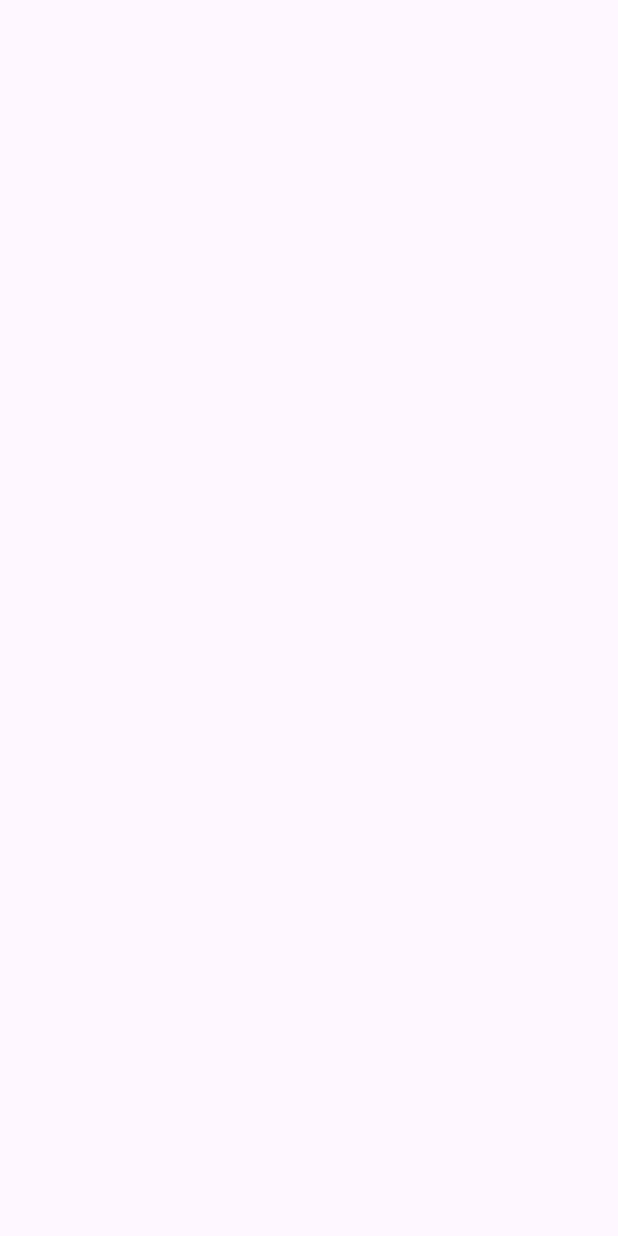
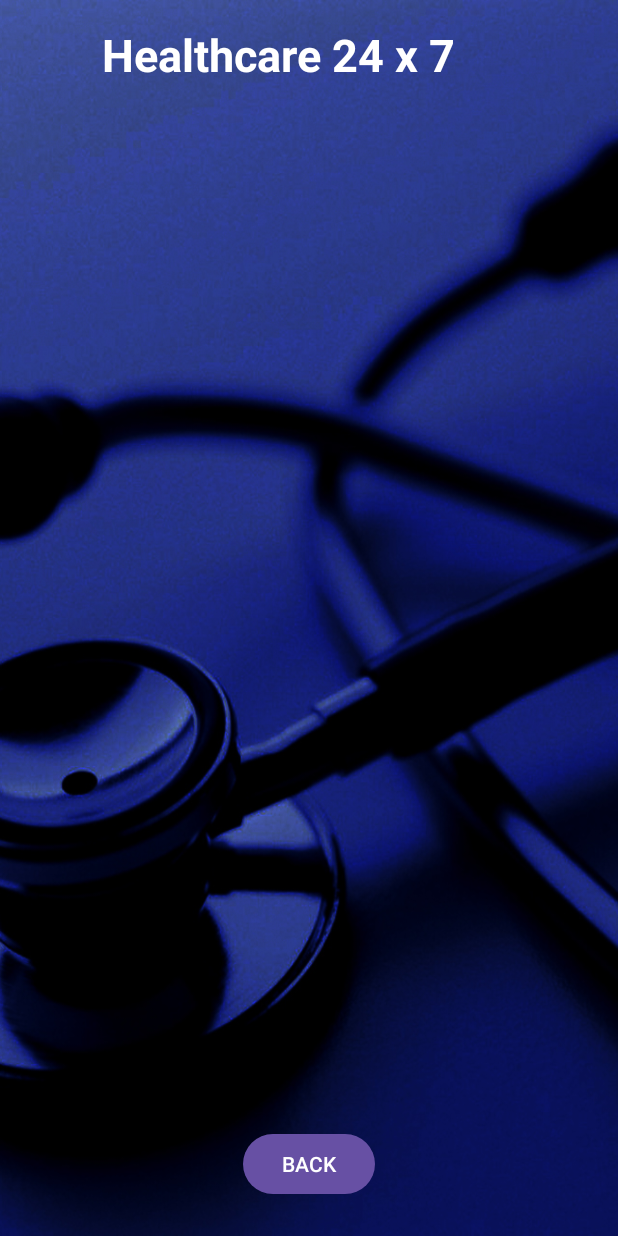
Before and after one commit to bhashana99/Healthcare-app-mobile, an Android app: the DoctorDetailsActivity screen opened directly, with no data from a screen before it, on a phone screen of 412 x 824 dp. Before the commit the screen is empty. Run offline under Robolectric (Android 15) with nearby library versions, the phone set to English and light mode, and no system bars.

Commit message:
doctor details activity function(template )

```diff
--- a/app/src/main/java/com/example/healthcare/DoctorDetailsActivity.java
+++ b/app/src/main/java/com/example/healthcare/DoctorDetailsActivity.java
@@ -2,13 +2,32 @@ package com.example.healthcare;
 
 import androidx.appcompat.app.AppCompatActivity;
 
+import android.content.Intent;
 import android.os.Bundle;
+import android.view.View;
+import android.widget.Button;
+import android.widget.TextView;
 
 public class DoctorDetailsActivity extends AppCompatActivity {
-
+    TextView tv;
+    Button btn;
     @Override
     protected void onCreate(Bundle savedInstanceState) {
         super.onCreate(savedInstanceState);
         setContentView(R.layout.activity_doctor_details);
+
+        tv=findViewById(R.id.textViewDDTitle);
+        btn=findViewById(R.id.buttonDDBack);
+
+        Intent it=getIntent();
+        String title=it.getStringExtra("title");
+        tv.setText(title);
+
+        btn.setOnClickListener(new View.OnClickListener() {
+            @Override
+            public void onClick(View view) {
+                startActivity(new Intent(DoctorDetailsActivity.this,FindDoctorActivity.class));
+            }
+        });
     }
 }
--- a/app/src/main/res/layout/activity_doctor_details.xml
+++ b/app/src/main/res/layout/activity_doctor_details.xml
@@ -4,6 +4,70 @@
     xmlns:tools="http://schemas.android.com/tools"
     android:layout_width="match_parent"
     android:layout_height="match_parent"
-    tools:context=".DoctorDetailsActivity">
+    tools:context=".DoctorDetailsActivity"
+    android:background="@drawable/back1"
+    >
+
+    <TextView
+        android:id="@+id/textViewDDName"
+        android:layout_width="wrap_content"
+        android:layout_height="wrap_content"
+        android:layout_centerHorizontal="true"
+        android:layout_marginTop="16dp"
+        android:text="Healthcare 24 x 7"
+        android:textColor="#fff"
+        android:textSize="30dp"
+
+
+        android:textStyle="bold"
+        app:layout_constraintEnd_toEndOf="parent"
+        app:layout_constraintHorizontal_bias="0.385"
+        app:layout_constraintStart_toStartOf="parent"
+        app:layout_constraintTop_toTopOf="parent" />
+
+    <TextView
+        android:id="@+id/textViewDDTitle"
+        android:layout_width="wrap_content"
+        android:layout_height="wrap_content"
+        android:layout_below="@+id/textViewDDName"
+        android:layout_centerHorizontal="true"
+        android:layout_marginTop="28dp"
+        android:text="Default text"
+        android:textColor="#dddfff"
+        android:textSize="20sp"
+
+        android:textStyle="bold"
+        app:layout_constraintEnd_toEndOf="parent"
+        app:layout_constraintHorizontal_bias="0.442"
+        app:layout_constraintStart_toStartOf="parent"
+        app:layout_constraintTop_toBottomOf="@+id/textViewDDName" />
+
+    <ListView
+        android:id="@+id/listViewDD"
+        android:layout_width="wrap_content"
+        android:layout_height="500dp"
+        android:layout_margin="10dp"
+        android:layout_marginStart="16dp"
+        android:layout_marginEnd="16dp"
+        app:layout_constraintBottom_toBottomOf="parent"
+        app:layout_constraintEnd_toEndOf="parent"
+        app:layout_constraintHorizontal_bias="0.429"
+        app:layout_constraintStart_toStartOf="parent"
+
+        app:layout_constraintTop_toBottomOf="@+id/textViewDDTitle"
+        app:layout_constraintVertical_bias="0.223" />
+
+    <Button
+        android:id="@+id/buttonDDBack"
+        android:layout_width="wrap_content"
+        android:layout_height="wrap_content"
+
+        android:layout_marginBottom="24dp"
+        android:text="BACK"
+        app:layout_constraintBottom_toBottomOf="parent"
+        app:layout_constraintEnd_toEndOf="parent"
+        app:layout_constraintStart_toStartOf="parent"
+         />
+
 
 </androidx.constraintlayout.widget.ConstraintLayout>
```
